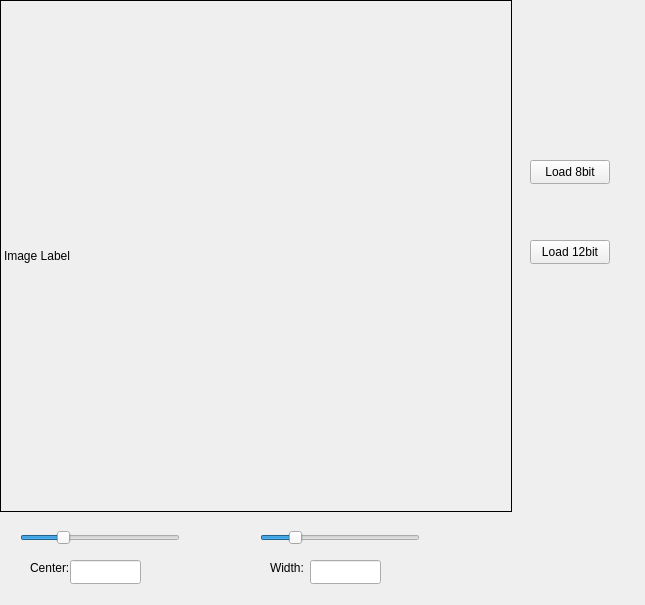
First picture: the form in Task2/widget.ui, repository atanassov-daniel/Software-Development-in-Medical-Engineering, before the edit.
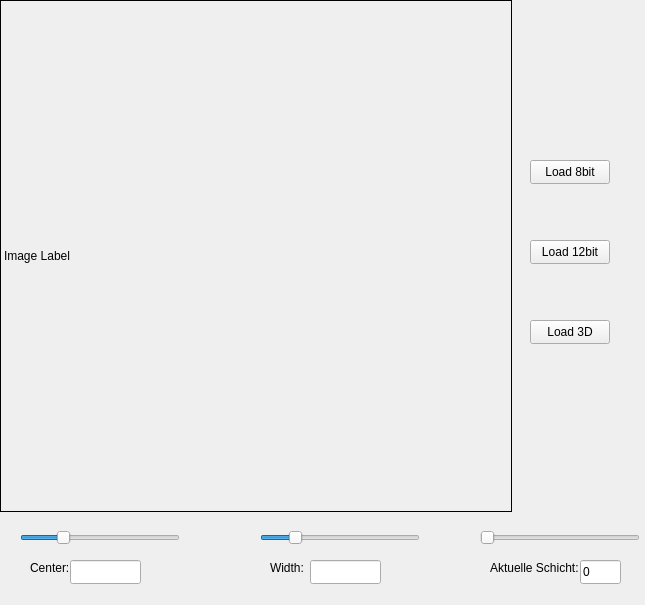
Second picture: the form after the edit.

Patch:
```diff
--- a/Task2/widget.ui
+++ b/Task2/widget.ui
@@ -160,6 +160,64 @@
     </rect>
    </property>
   </widget>
+  <widget class="QPushButton" name="pushButton_load_3D">
+   <property name="geometry">
+    <rect>
+     <x>530</x>
+     <y>320</y>
+     <width>80</width>
+     <height>24</height>
+    </rect>
+   </property>
+   <property name="text">
+    <string>Load 3D</string>
+   </property>
+  </widget>
+  <widget class="QSlider" name="slider_schicht">
+   <property name="geometry">
+    <rect>
+     <x>480</x>
+     <y>530</y>
+     <width>160</width>
+     <height>16</height>
+    </rect>
+   </property>
+   <property name="maximum">
+    <number>129</number>
+   </property>
+   <property name="orientation">
+    <enum>Qt::Orientation::Horizontal</enum>
+   </property>
+  </widget>
+  <widget class="QLabel" name="label_schicht">
+   <property name="geometry">
+    <rect>
+     <x>490</x>
+     <y>560</y>
+     <width>91</width>
+     <height>16</height>
+    </rect>
+   </property>
+   <property name="text">
+    <string>Aktuelle Schicht:</string>
+   </property>
+  </widget>
+  <widget class="QLineEdit" name="lineEdit_schicht">
+   <property name="geometry">
+    <rect>
+     <x>580</x>
+     <y>560</y>
+     <width>41</width>
+     <height>24</height>
+    </rect>
+   </property>
+   <property name="text">
+    <string>0</string>
+   </property>
+   <property name="placeholderText">
+    <string/>
+   </property>
+  </widget>
  </widget>
  <resources/>
  <connections/>
```
